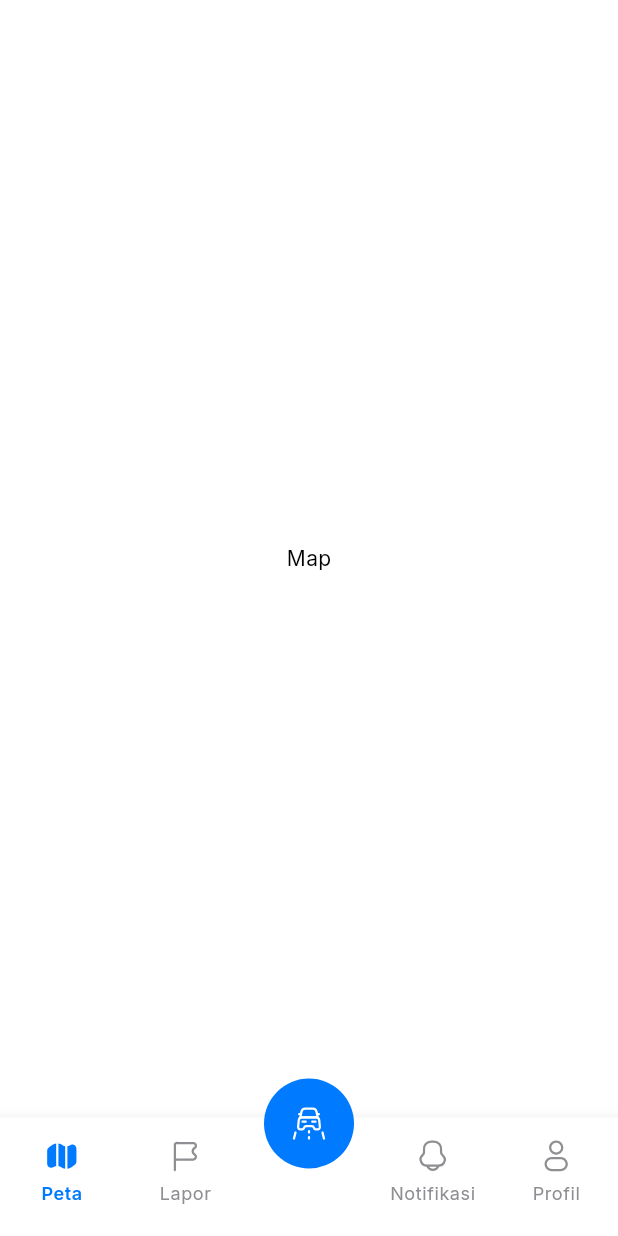
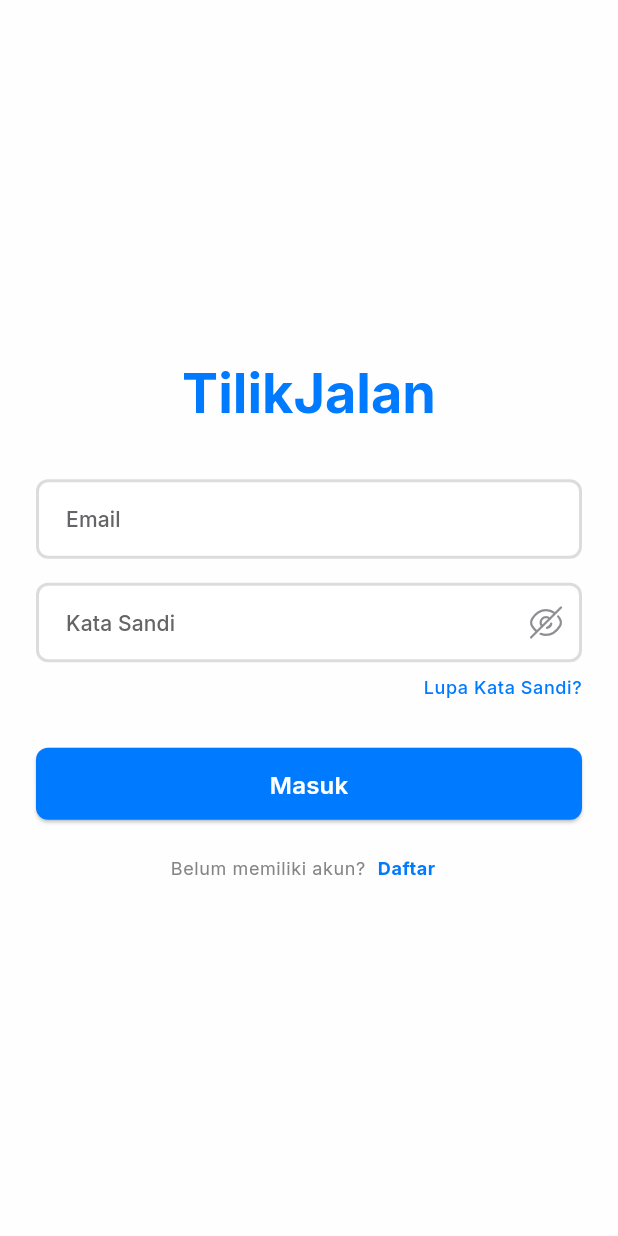
Before and after one commit to hib4/TilikJalan, a Flutter app: the screen it shows after launch, on a phone screen of 412 x 824 dp. Run offline on Flutter 3.47's test engine with Material 3 defaults, Android fonts, the phone set to English and light mode, and no system bars; our stand-ins replace bloc, flutter_svg, google_fonts, page_transition; generated files the repository leaves out were written again.

Commit message:
Auth page

```diff
--- a/mobile/lib/app/view/app.dart
+++ b/mobile/lib/app/view/app.dart
@@ -1,5 +1,6 @@
 import 'package:flutter/material.dart';
 import 'package:tilikjalan/core/core.dart';
+import 'package:tilikjalan/features/auth/auth.dart';
 import 'package:tilikjalan/features/dashboard/dashboard.dart';
 import 'package:tilikjalan/l10n/l10n.dart';
 
@@ -18,7 +19,7 @@ class App extends StatelessWidget {
         localizationsDelegates: AppLocalizations.localizationsDelegates,
         supportedLocales: AppLocalizations.supportedLocales,
         debugShowCheckedModeBanner: false,
-        home: const DashboardPage(),
+        home: const LoginPage(),
       ),
     );
   }
--- /dev/null
+++ b/mobile/lib/features/auth/auth.dart
@@ -0,0 +1,3 @@
+export 'view/forgot_password_page.dart';
+export 'view/login_page.dart';
+export 'view/register_page.dart';
--- /dev/null
+++ b/mobile/lib/features/auth/view/login_page.dart
@@ -0,0 +1,144 @@
+import 'package:flutter/material.dart';
+import 'package:tilikjalan/core/theme/app_theme.dart';
+import 'package:tilikjalan/features/auth/auth.dart';
+import 'package:tilikjalan/features/dashboard/view/dashboard_page.dart';
+import 'package:tilikjalan/utils/utils.dart';
+import 'package:tilikjalan/widgets/text_field/custom_text_field.dart';
+
+class LoginPage extends StatefulWidget {
+  const LoginPage({super.key});
+
+  @override
+  State<LoginPage> createState() => _LoginPageState();
+}
+
+class _LoginPageState extends State<LoginPage> {
+  @override
+  Widget build(BuildContext context) {
+    final colors = context.colors;
+    final textTheme = context.textTheme;
+
+    final emailController = TextEditingController();
+    final passwordController = TextEditingController();
+
+    return Scaffold(
+      backgroundColor: colors.neutral[50],
+      body: SafeArea(
+        child: Center(
+          child: SingleChildScrollView(
+            padding: const EdgeInsets.symmetric(horizontal: 24, vertical: 32),
+            child: Column(
+              mainAxisAlignment: MainAxisAlignment.center,
+              crossAxisAlignment: CrossAxisAlignment.stretch,
+              children: [
+                // App Logo or Title
+                Padding(
+                  padding: const EdgeInsets.only(bottom: 32),
+                  child: Text(
+                    'TilikJalan',
+                    textAlign: TextAlign.center,
+                    style: textTheme.displaySmall.copyWith(
+                      color: colors.primary[500],
+                      fontWeight: FontWeight.bold,
+                    ),
+                  ),
+                ),
+                // Email Field
+                CustomTextField(
+                  label: 'Email',
+                  controller: emailController,
+                  textInputType: TextInputType.emailAddress,
+                ),
+                16.vertical,
+                // Password Field
+                CustomTextField(
+                  label: 'Kata Sandi',
+                  controller: passwordController,
+                  isPassword: true,
+                ),
+                // Forgot Password Link
+                Align(
+                  alignment: Alignment.centerRight,
+                  child: TextButton(
+                    onPressed: () {
+                      context.push(const ForgotPasswordPage());
+                    },
+                    style: TextButton.styleFrom(
+                      padding: const EdgeInsets.symmetric(
+                        horizontal: 0,
+                        vertical: 8,
+                      ),
+                      minimumSize: Size.zero,
+                      tapTargetSize: MaterialTapTargetSize.shrinkWrap,
+                    ),
+                    child: Text(
+                      'Lupa Kata Sandi?',
+                      style: textTheme.bodySmall.copyWith(
+                        color: colors.primary[500],
+                        fontWeight: FontWeight.w500,
+                      ),
+                    ),
+                  ),
+                ),
+                24.vertical,
+                // Login Button
+                ElevatedButton(
+                  onPressed: () {
+                    context.pushAndRemoveUntil(
+                      const DashboardPage(),
+                      (route) => false,
+                    );
+                  },
+                  style: ElevatedButton.styleFrom(
+                    backgroundColor: colors.primary[500],
+                    minimumSize: const Size(double.infinity, 48),
+                    shape: RoundedRectangleBorder(
+                      borderRadius: BorderRadius.circular(8),
+                    ),
+                  ),
+                  child: Text(
+                    'Masuk',
+                    style: textTheme.titleMedium.copyWith(
+                      color: Colors.white,
+                      fontWeight: FontWeight.w600,
+                    ),
+                  ),
+                ),
+                24.vertical,
+                // Register Link
+                Row(
+                  mainAxisAlignment: MainAxisAlignment.center,
+                  children: [
+                    Text(
+                      'Belum memiliki akun?',
+                      style: textTheme.bodySmall.copyWith(
+                        color: colors.neutral[800],
+                      ),
+                    ),
+                    TextButton(
+                      onPressed: () {
+                        context.push(const RegisterPage());
+                      },
+                      style: TextButton.styleFrom(
+                        padding: const EdgeInsets.symmetric(horizontal: 8),
+                        minimumSize: Size.zero,
+                        tapTargetSize: MaterialTapTargetSize.shrinkWrap,
+                      ),
+                      child: Text(
+                        'Daftar',
+                        style: textTheme.bodySmall.copyWith(
+                          color: colors.primary[500],
+                          fontWeight: FontWeight.bold,
+                        ),
+                      ),
+                    ),
+                  ],
+                ),
+              ],
+            ),
+          ),
+        ),
+      ),
+    );
+  }
+}
--- /dev/null
+++ b/mobile/lib/widgets/text_field/custom_text_field.dart
@@ -0,0 +1,112 @@
+import 'package:flutter/material.dart';
+import 'package:tilikjalan/core/core.dart';
+import 'package:tilikjalan/gen/assets.gen.dart';
+
+class CustomTextField extends StatefulWidget {
+  const CustomTextField({
+    required this.label,
+    required this.controller,
+    this.textInputType = TextInputType.text,
+    this.maxLines = 1,
+    this.isPassword = false,
+    this.validator,
+    this.onChanged,
+    super.key,
+  });
+
+  final String label;
+  final TextInputType textInputType;
+  final int maxLines;
+  final bool isPassword;
+  final TextEditingController controller;
+  final String? Function(String?)? validator;
+  final String? Function(String?)? onChanged;
+
+  @override
+  State<CustomTextField> createState() => _CustomTextFieldState();
+}
+
+class _CustomTextFieldState extends State<CustomTextField> {
+  bool _isPasswordVisible = true;
+
+  @override
+  Widget build(BuildContext context) {
+    final colors = context.colors;
+    final textTheme = context.textTheme;
+    return TextFormField(
+      controller: widget.controller,
+      keyboardType: widget.textInputType,
+      maxLines: widget.maxLines,
+      validator: widget.validator,
+      autovalidateMode: AutovalidateMode.onUserInteraction,
+      obscureText: widget.isPassword && _isPasswordVisible,
+      autocorrect: !widget.isPassword,
+      enableSuggestions: !widget.isPassword,
+      onChanged: widget.onChanged,
+      style: textTheme.titleSmall,
+      decoration: InputDecoration(
+        hintText: widget.label,
+        hintStyle: textTheme.titleSmall.copyWith(
+          color: colors.grey[700],
+        ),
+        errorStyle: textTheme.labelSmall.copyWith(color: Colors.red),
+        filled: true,
+        fillColor: Colors.white,
+        isDense: true,
+        contentPadding: const EdgeInsets.symmetric(
+          horizontal: 16,
+          vertical: 16,
+        ),
+        suffixIcon: widget.isPassword
+            ? IconButton(
+                padding: EdgeInsets.zero,
+                onPressed: () {
+                  setState(() {
+                    _isPasswordVisible = !_isPasswordVisible;
+                  });
+                },
+                icon: _isPasswordVisible
+                    ? Assets.icons.eyeSlash.svg()
+                    : Assets.icons.eye.svg(),
+              )
+            : null,
+        suffixIconConstraints: const BoxConstraints(
+          minHeight: 20,
+          maxHeight: 24,
+        ),
+        border: OutlineInputBorder(
+          borderRadius: BorderRadius.circular(8),
+          borderSide: BorderSide.none,
+        ),
+        enabledBorder: OutlineInputBorder(
+          borderRadius: BorderRadius.circular(8),
+          borderSide: BorderSide(
+            color: colors.grey[100]!,
+            width: 2,
+          ),
+        ),
+        focusedBorder: OutlineInputBorder(
+          borderRadius: BorderRadius.circular(8),
+          borderSide: BorderSide(
+            color: colors.primary[500]!,
+            width: 2,
+          ),
+        ),
+        errorBorder: OutlineInputBorder(
+          borderRadius: BorderRadius.circular(8),
+          borderSide: const BorderSide(
+            color: Colors.red,
+            width: 2,
+          ),
+        ),
+        focusedErrorBorder: OutlineInputBorder(
+          borderRadius: BorderRadius.circular(8),
+          borderSide: const BorderSide(
+            color: Colors.red,
+            width: 2,
+          ),
+        ),
+      ),
+    );
+  }
+}
--- /dev/null
+++ b/mobile/lib/widgets/widgets.dart
@@ -0,0 +1 @@
+export 'text_field/custom_text_field.dart';
```
Also changed, not shown: mobile/lib/features/auth/view/forgot_password_page.dart (added, +108 -0 lines), mobile/lib/features/auth/view/register_page.dart (added, +124 -0 lines), mobile/assets/icons/eye.svg (added), mobile/assets/icons/eye_slash.svg (added), mobile/assets/icons/google.svg (added).
